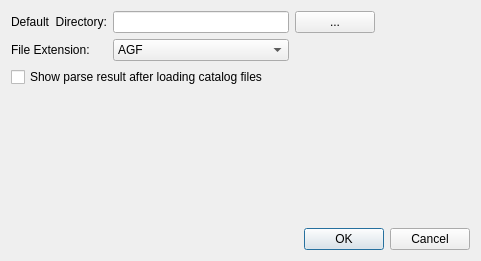
First picture: the form in src/preference_dialog.ui, repository nickorzha/glass-plotter, before the edit.
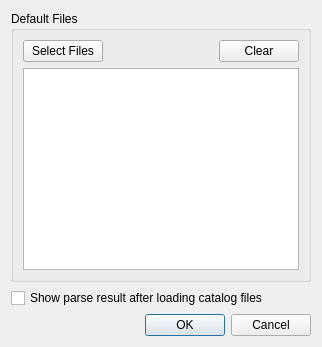
Second picture: the form after the edit.

Patch:
```diff
--- a/src/preference_dialog.ui
+++ b/src/preference_dialog.ui
@@ -6,28 +6,22 @@
    <rect>
     <x>0</x>
     <y>0</y>
-    <width>481</width>
-    <height>261</height>
+    <width>322</width>
+    <height>347</height>
    </rect>
   </property>
   <property name="windowTitle">
    <string>Dialog</string>
   </property>
   <layout class="QGridLayout" name="gridLayout">
-   <item row="4" column="1">
-    <spacer name="verticalSpacer">
-     <property name="orientation">
-      <enum>Qt::Vertical</enum>
+   <item row="2" column="0" colspan="2">
+    <widget class="QCheckBox" name="checkBox_ParseResult">
+     <property name="text">
+      <string>Show parse result after loading catalog files</string>
      </property>
-     <property name="sizeHint" stdset="0">
-      <size>
-       <width>20</width>
-       <height>40</height>
-      </size>
-     </property>
-    </spacer>
+    </widget>
    </item>
-   <item row="5" column="0" colspan="3">
+   <item row="4" column="0" colspan="3">
     <widget class="QDialogButtonBox" name="buttonBox">
      <property name="orientation">
       <enum>Qt::Horizontal</enum>
@@ -37,31 +31,13 @@
      </property>
     </widget>
    </item>
+   <item row="1" column="0" colspan="3">
+    <widget class="QGroupBox" name="groupBox">
+     <property name="title">
+      <string>Default Files</string>
+     </property>
+     <layout class="QGridLayout" name="gridLayout_2">
    <item row="0" column="1">
-    <widget class="QLineEdit" name="lineEdit_CatalogDir"/>
-   </item>
-   <item row="1" column="0">
-    <widget class="QLabel" name="label_2">
-     <property name="text">
-      <string>File Extension:</string>
-     </property>
-    </widget>
-   </item>
-   <item row="1" column="1">
-    <widget class="QComboBox" name="comboBox_Extension">
-     <item>
-      <property name="text">
-       <string>AGF</string>
-      </property>
-     </item>
-     <item>
-      <property name="text">
-       <string>XML</string>
-      </property>
-     </item>
-    </widget>
-   </item>
-   <item row="0" column="2">
     <widget class="QPushButton" name="pushButton_Browse">
      <property name="sizePolicy">
       <sizepolicy hsizetype="Fixed" vsizetype="Fixed">
@@ -70,11 +46,27 @@
       </sizepolicy>
      </property>
      <property name="text">
-      <string>...</string>
+         <string>Select Files</string>
      </property>
     </widget>
    </item>
-   <item row="1" column="2">
+      <item row="1" column="1" colspan="3">
+       <widget class="QListWidget" name="listWidget_DefaultFiels"/>
+      </item>
+      <item row="0" column="3">
+       <widget class="QPushButton" name="pushButton_Clear">
+        <property name="sizePolicy">
+         <sizepolicy hsizetype="Minimum" vsizetype="Fixed">
+          <horstretch>0</horstretch>
+          <verstretch>0</verstretch>
+         </sizepolicy>
+        </property>
+        <property name="text">
+         <string>Clear</string>
+        </property>
+       </widget>
+      </item>
+      <item row="0" column="2">
     <spacer name="horizontalSpacer">
      <property name="orientation">
       <enum>Qt::Horizontal</enum>
@@ -87,18 +79,7 @@
      </property>
     </spacer>
    </item>
-   <item row="0" column="0">
-    <widget class="QLabel" name="label">
-     <property name="text">
-      <string>Default  Directory:</string>
-     </property>
-    </widget>
-   </item>
-   <item row="2" column="0" colspan="2">
-    <widget class="QCheckBox" name="checkBox_ParseResult">
-     <property name="text">
-      <string>Show parse result after loading catalog files</string>
-     </property>
+     </layout>
     </widget>
    </item>
   </layout>
```
Lines whose indentation alone changed are shown as unchanged.
